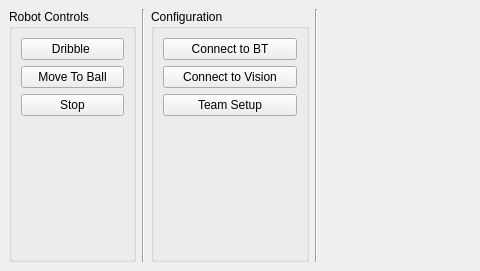
Old version of the form GUI/mainwindow.ui in the repository SSabev/SDPCode; both pictures show x 0 to 480 and y 0 to 271 of the 887 by 271 pixel window.
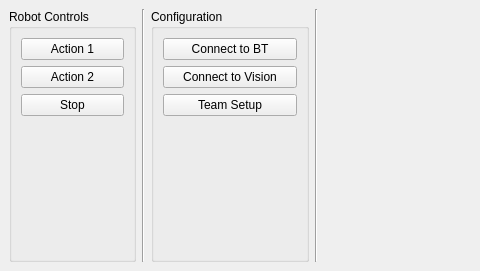
New version of the form. Icons and pictures are not drawn. Custom widgets are drawn as their Qt base class.

Commit message: Main window clean-up; Add Vision & AI testing

Diff of the .ui file:
```diff
--- a/GUI/mainwindow.ui
+++ b/GUI/mainwindow.ui
@@ -46,7 +46,7 @@
           </size>
          </property>
          <property name="text">
-          <string>Dribble </string>
+          <string>Action 1</string>
          </property>
         </widget>
        </item>
@@ -65,7 +65,7 @@
           </size>
          </property>
          <property name="text">
-          <string>Move To Ball</string>
+          <string>Action 2</string>
          </property>
         </widget>
        </item>
```
Left out of the diff: 4 changed lines with no effect on the pictures. The commit also changes 2 other files.
